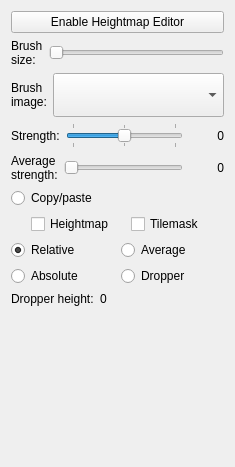
Qt form Tools/ResourceEditor/DataQt/heightmapEditorProperties.ui (xaoctech/dava.engine) before a commit.
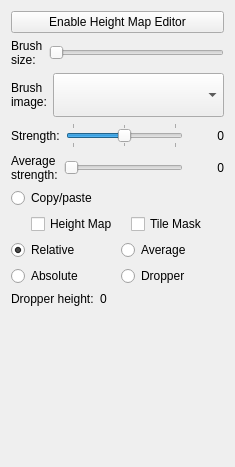
The same form after that commit.

Diff of the .ui file:
```diff
--- a/Tools/ResourceEditor/DataQt/heightmapEditorProperties.ui
+++ b/Tools/ResourceEditor/DataQt/heightmapEditorProperties.ui
@@ -17,7 +17,7 @@
    <item>
     <widget class="QPushButton" name="buttonEnableHeightmapEditor">
      <property name="text">
-      <string>Enable Heightmap Editor</string>
+      <string>Enable Height Map Editor</string>
      </property>
     </widget>
    </item>
@@ -266,14 +266,14 @@
         <item>
          <widget class="QCheckBox" name="checkboxHeightmap">
           <property name="text">
-           <string>Heightmap</string>
+           <string>Height Map</string>
           </property>
          </widget>
         </item>
         <item>
          <widget class="QCheckBox" name="checkboxTilemask">
           <property name="text">
-           <string>Tilemask</string>
+           <string>Tile Mask</string>
           </property>
          </widget>
         </item>
```
